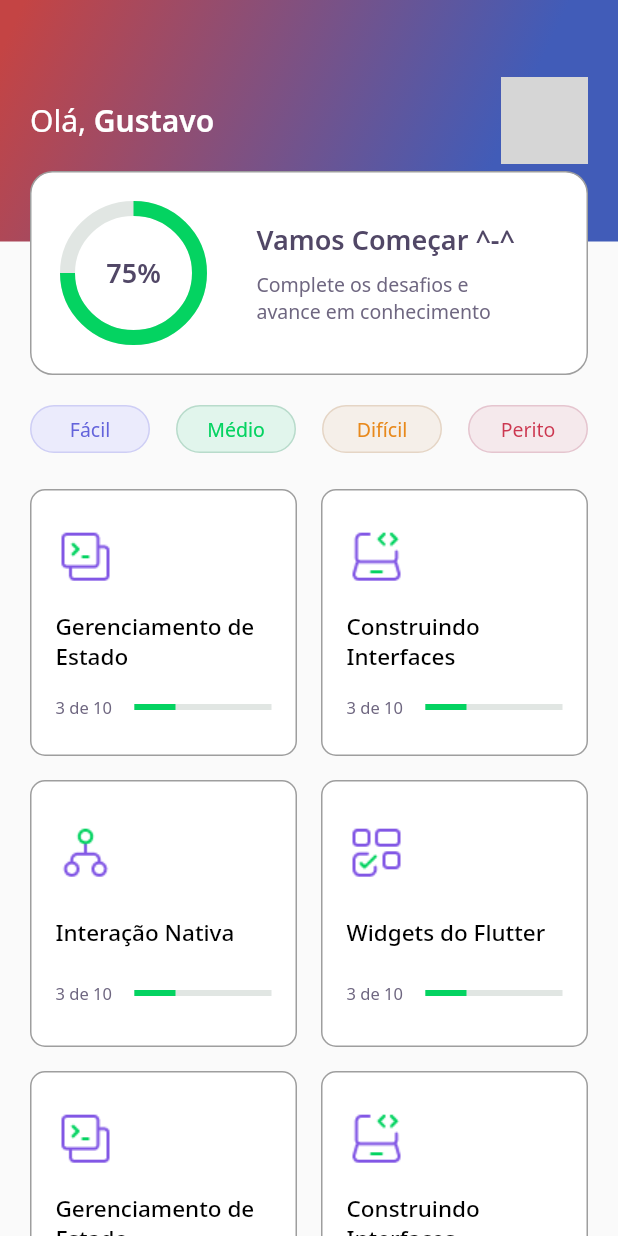
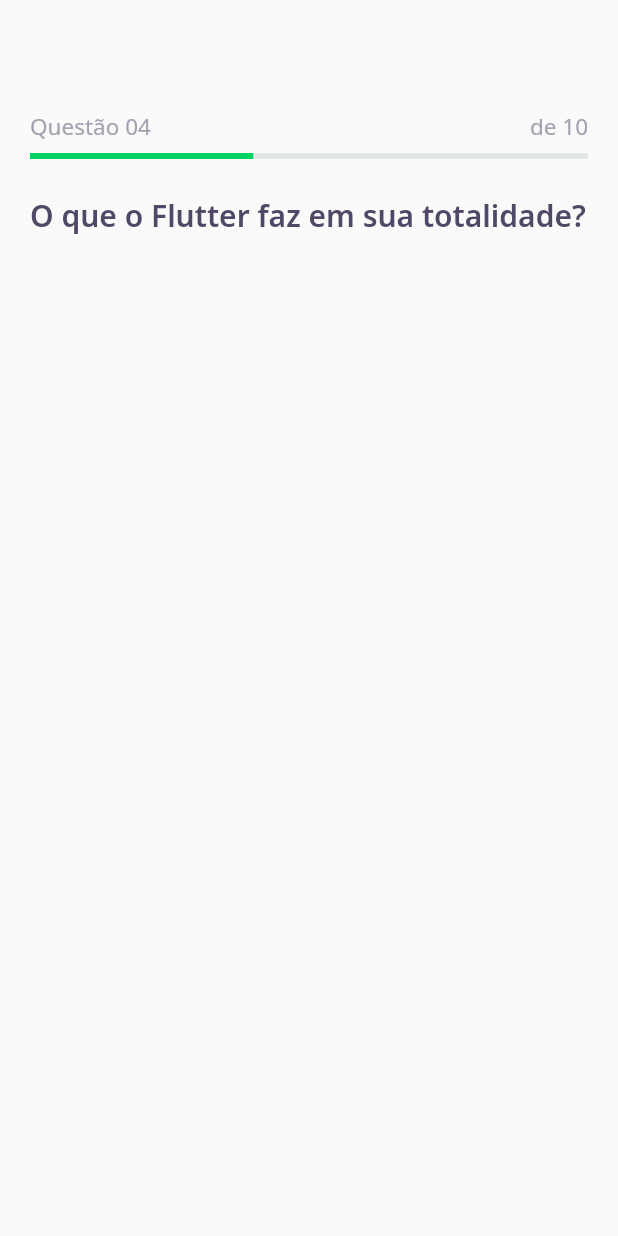
Before and after one commit to GustavoNeri02/quiz_desafios_flutter_nlw, a Flutter app: the screen it shows after launch, on a phone screen of 412 x 824 dp. Run offline on Flutter 3.47's test engine with Material 2 defaults, Android fonts, the phone set to English and light mode, and no system bars; our stand-ins replace google_fonts; grey boxes are pictures that could not be loaded.

Commit message:
iniciada a tela de desafio, appBar completa: id-questões, linearProgressBar

```diff
--- /dev/null
+++ b/lib/challenge/challenge_page.dart
@@ -0,0 +1,38 @@
+import 'dart:ui';
+
+import 'package:aula_1_flutter_nlw/corenwl/app_text_styles.dart';
+import 'package:aula_1_flutter_nlw/widgets/questionindicator/question_indicator_widget.dart';
+import 'package:flutter/material.dart';
+
+class ChallengePage extends StatefulWidget {
+  ChallengePage({Key key}) : super(key: key);
+  @override
+
+
+  _ChallengePageState createState() => _ChallengePageState();
+}
+
+class _ChallengePageState extends State<ChallengePage> {
+  @override
+  Widget build(BuildContext context) {
+    return Scaffold(
+      appBar: PreferredSize(
+        child: Column(children: [
+          QuestionIndicatorWidget(),],
+        ),
+        preferredSize: Size.fromHeight(110),),
+      body: Padding(
+        padding: EdgeInsets.all(20),
+        child: Container(
+          child: Column(
+            mainAxisAlignment: MainAxisAlignment.spaceBetween,
+            children: [
+              Text("O que o Flutter faz em sua totalidade?",
+                style: AppTextStyles.titleBlackBold,),
+            ],
+          ),
+        ),
+      ),
+    );
+  }
+}
--- a/lib/corenwl/app_text_styles.dart
+++ b/lib/corenwl/app_text_styles.dart
@@ -12,6 +12,11 @@ class AppTextStyles {
 
   static final TextStyle titleBold = GoogleFonts.notoSans(
     color: AppColors.white,
+    fontSize: 20,
+    fontWeight: FontWeight.w600,
+  );
+  static final TextStyle titleBlackBold = GoogleFonts.notoSans(
+    color: AppColors.black,
     fontSize: 20,
     fontWeight: FontWeight.w600,
   );
@@ -74,6 +79,12 @@ class AppTextStyles {
     fontWeight: FontWeight.normal,
   );
 
+  static final TextStyle bodyLightGrey15 = GoogleFonts.notoSans(
+    color: AppColors.lightGrey,
+    fontSize: 15,
+    fontWeight: FontWeight.normal,
+  );
+
   static final TextStyle bodyWhite20 = GoogleFonts.notoSans(
     color: AppColors.white,
     fontSize: 20,
--- a/lib/corenwl/app_widget.dart
+++ b/lib/corenwl/app_widget.dart
@@ -1,5 +1,4 @@
-
-import 'package:aula_1_flutter_nlw/home/home_page.dart';
+import 'package:aula_1_flutter_nlw/challenge/challenge_page.dart';
 import 'package:flutter/material.dart';
 
 class AppWidget extends StatelessWidget {
@@ -7,7 +6,7 @@ class AppWidget extends StatelessWidget {
   Widget build(BuildContext context) {
     return MaterialApp(
       title: "DevQuiz",
-      home: HomePage(),
+      home: ChallengePage(),
     );
   }
 }
--- /dev/null
+++ b/lib/widgets/linearprogressbar/linear_progress_indicator_widget.dart
@@ -0,0 +1,18 @@
+import 'package:aula_1_flutter_nlw/corenwl/app_colors.dart';
+import 'package:flutter/material.dart';
+
+class LinearProgressIndicatorWidget extends StatelessWidget {
+  final double value;
+  LinearProgressIndicatorWidget({Key key, @required this.value})
+      : super(key: key);
+
+  @override
+  Widget build(BuildContext context) {
+    return LinearProgressIndicator(
+      minHeight: 4,
+      value: value,
+      valueColor: AlwaysStoppedAnimation(AppColors.chartPrimary),
+      backgroundColor: AppColors.chartSecondary,
+    );
+  }
+}
--- /dev/null
+++ b/lib/widgets/questionindicator/question_indicator_widget.dart
@@ -0,0 +1,35 @@
+import 'package:aula_1_flutter_nlw/corenwl/app_text_styles.dart';
+import 'package:aula_1_flutter_nlw/widgets/linearprogressbar/linear_progress_indicator_widget.dart';
+import 'package:flutter/material.dart';
+import 'package:flutter/rendering.dart';
+
+class QuestionIndicatorWidget extends StatefulWidget {
+  QuestionIndicatorWidget({Key key}) : super(key: key);
+  @override
+  _ChallengeIndicatorWidgetState createState() =>
+      _ChallengeIndicatorWidgetState();
+}
+
+class _ChallengeIndicatorWidgetState extends State<QuestionIndicatorWidget> {
+  @override
+  Widget build(BuildContext context) {
+    return Expanded(
+      child: Padding(
+        padding: const EdgeInsets.only(top: 70, left: 20, right: 20),
+        child: Column(
+          children: [
+            Row(
+              mainAxisAlignment: MainAxisAlignment.spaceBetween,
+              children: [
+                Text("Questão 04", style: AppTextStyles.bodyLightGrey15),
+                Text("de 10", style: AppTextStyles.bodyLightGrey15),
+              ],
+            ),
+            LinearProgressIndicatorWidget(value: 0.4),
+          ],
+          mainAxisAlignment: MainAxisAlignment.spaceAround,
+        ),
+      ),
+    );
+  }
+}
--- a/lib/widgets/quizcard/quiz_card_widget.dart
+++ b/lib/widgets/quizcard/quiz_card_widget.dart
@@ -1,16 +1,19 @@
-import 'package:aula_1_flutter_nlw/corenwl/app_colors.dart';
 import 'package:aula_1_flutter_nlw/corenwl/app_images.dart';
 import 'package:aula_1_flutter_nlw/corenwl/app_text_styles.dart';
+import 'package:aula_1_flutter_nlw/widgets/linearprogressbar/linear_progress_indicator_widget.dart';
 import 'package:flutter/material.dart';
 import 'package:google_fonts/google_fonts.dart';
 
 class QuizCardWidget extends StatelessWidget {
   final String label;
-  QuizCardWidget({Key key, @required this.label}) :
-        assert(["Gerenciamento de Estado", "Construindo Interfaces",
-          "Interação Nativa", "Widgets do Flutter"].contains(label)),
-        super (key: key);
-
+  QuizCardWidget({Key key, @required this.label})
+      : assert([
+          "Gerenciamento de Estado",
+          "Construindo Interfaces",
+          "Interação Nativa",
+          "Widgets do Flutter"
+        ].contains(label)),
+        super(key: key);
 
   final types = {
     "Gerenciamento de Estado": {
@@ -28,11 +31,6 @@ class QuizCardWidget extends StatelessWidget {
   };
 
   String get image => types[label]['image'];
-
-
-
-
-
 
   @override
   Widget build(BuildContext context) {
@@ -63,14 +61,10 @@ class QuizCardWidget extends StatelessWidget {
                   "3 de 10",
                   style: AppTextStyles.body11,
                 ),
-                SizedBox(width: 15,),
+                SizedBox(width: 15),
                 Expanded(
                   flex: 1,
-                  child: LinearProgressIndicator(
-                    value: 0.3,
-                    valueColor: AlwaysStoppedAnimation(AppColors.chartPrimary),
-                    backgroundColor: AppColors.chartSecondary,
-                  ),
+                  child: LinearProgressIndicatorWidget(value: 0.3),
                 ),
               ],
             )
```
